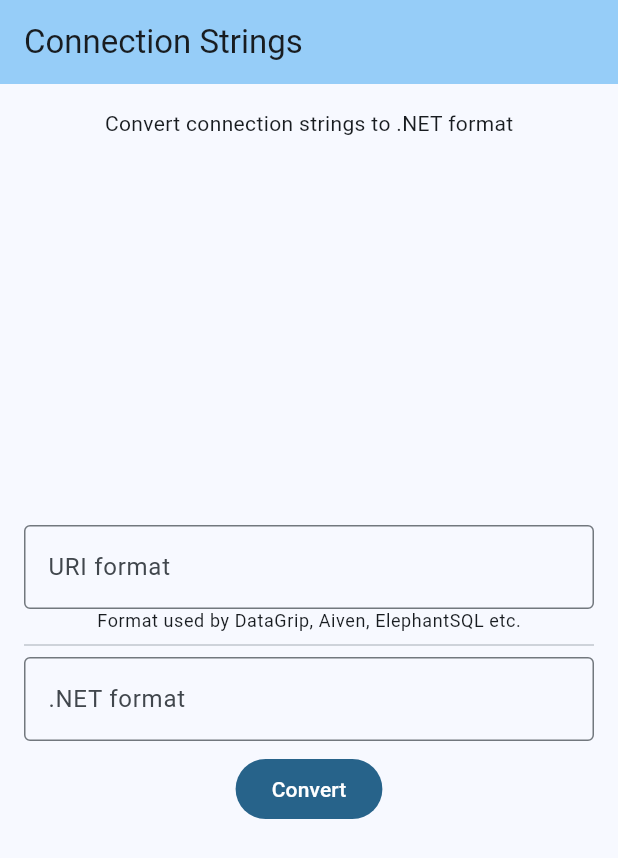
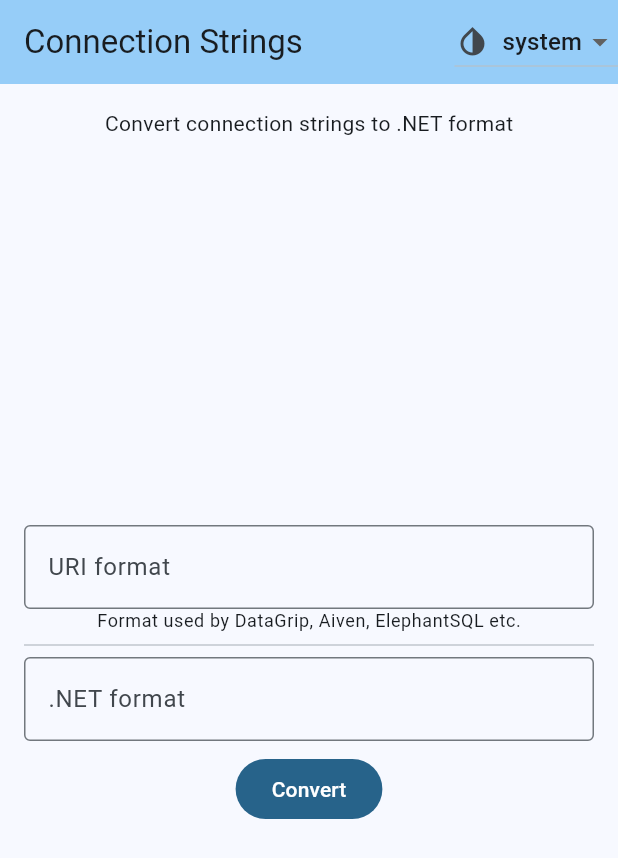
Before and after one commit to rpede/connection_strings, a Flutter app: the screen it shows after launch, on a phone screen of 412 x 824 dp. Shown: the top 858 px of the screen. Run offline on Flutter 3.47's test engine with Material 3 defaults, Android fonts, the light colour scheme and no system bars.

Commit message:
ThemeMode changer

```diff
--- a/lib/main.dart
+++ b/lib/main.dart
@@ -1,5 +1,7 @@
 import 'package:connection_strings/converter.dart';
 import 'package:flutter/material.dart';
+
+import 'theme.dart';
 
 void main() {
   runApp(const MyApp());
@@ -8,21 +10,38 @@
 class MyApp extends StatelessWidget {
   const MyApp({super.key});
 
+  static final ValueNotifier<ThemeMode> themeNotifier =
+      ValueNotifier(ThemeMode.system);
+
   @override
   Widget build(BuildContext context) {
-    return MaterialApp(
-      title: 'Connection Strings',
-      theme: ThemeData(
-        colorScheme: ColorScheme.fromSeed(seedColor: Colors.lightBlue),
-        useMaterial3: true,
-      ),
-      home: const MyHomePage(title: 'Connection Strings'),
+    return ValueListenableBuilder(
+      valueListenable: themeNotifier,
+      builder: (context, themeMode, child) {
+        return MaterialApp(
+          debugShowCheckedModeBanner: false,
+          title: 'Connection Strings',
+          theme: lightTheme,
+          darkTheme: darkTheme,
+          themeMode: themeMode,
+          home: MyHomePage(
+            title: 'Connection Strings',
+            themeNotifier: themeNotifier,
+          ),
+        );
+      },
     );
   }
 }
 
 class MyHomePage extends StatefulWidget {
-  const MyHomePage({super.key, required this.title});
+  final ValueNotifier<ThemeMode> themeNotifier;
+
+  const MyHomePage({
+    super.key,
+    required this.title,
+    required this.themeNotifier,
+  });
 
   final String title;
 
@@ -40,6 +59,7 @@
       appBar: AppBar(
         backgroundColor: Theme.of(context).colorScheme.inversePrimary,
         title: Text(widget.title),
+        actions: [ThemeChanger(themeNotifier: widget.themeNotifier)],
       ),
       body: Padding(
         padding: const EdgeInsets.all(16.0),
--- /dev/null
+++ b/lib/theme.dart
@@ -0,0 +1,52 @@
+import 'package:flutter/material.dart';
+
+final lightTheme = ThemeData.from(
+  colorScheme: ColorScheme.fromSeed(
+    seedColor: Colors.lightBlue,
+    brightness: Brightness.light,
+  ),
+  useMaterial3: true,
+);
+
+final darkTheme = ThemeData.from(
+  colorScheme: ColorScheme.fromSeed(
+    seedColor: Colors.blue,
+    brightness: Brightness.dark,
+  ),
+  useMaterial3: true,
+);
+
+const modes = [
+  (ThemeMode.system, Icons.invert_colors),
+  (ThemeMode.dark, Icons.dark_mode),
+  (ThemeMode.light, Icons.light_mode),
+];
+
+class ThemeChanger extends StatelessWidget {
+  final ValueNotifier<ThemeMode> themeNotifier;
+
+  const ThemeChanger({super.key, required this.themeNotifier});
+
+  @override
+  Widget build(BuildContext context) {
+    return DropdownButton(
+      value: themeNotifier.value,
+      items: [
+        for (final (mode, icon) in modes)
+          DropdownMenuItem(
+            value: mode,
+            child: Row(
+              children: [
+                Icon(icon),
+                const SizedBox(width: 8),
+                Text(mode.name),
+              ],
+            ),
+          ),
+      ],
+      onChanged: (value) {
+        themeNotifier.value = value as ThemeMode;
+      },
+    );
+  }
+}
```
